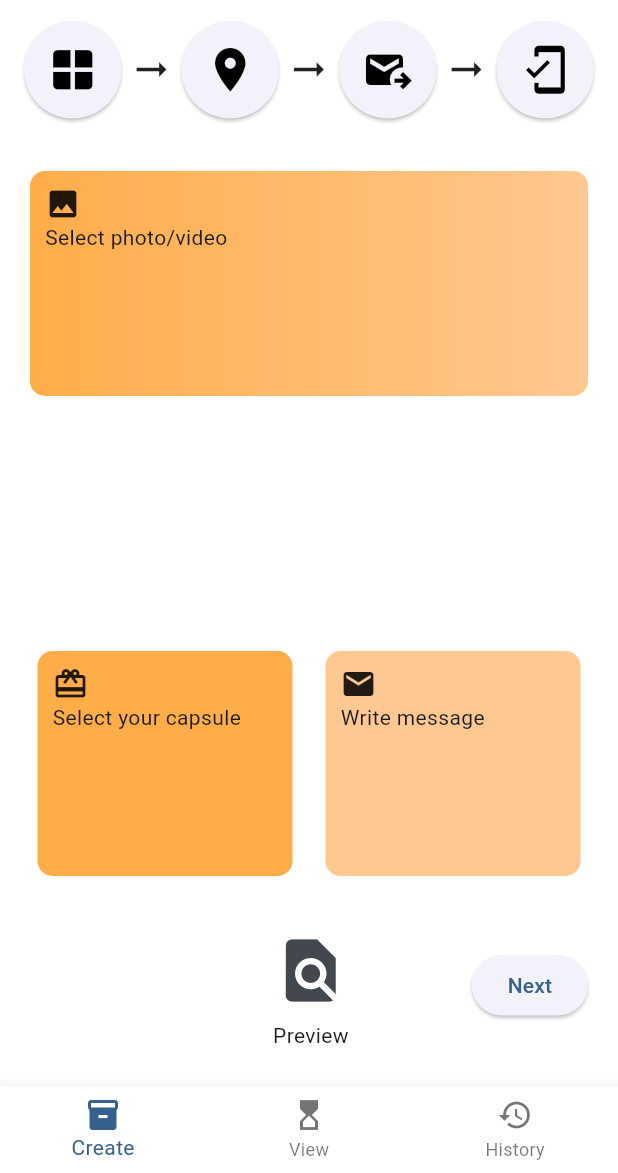
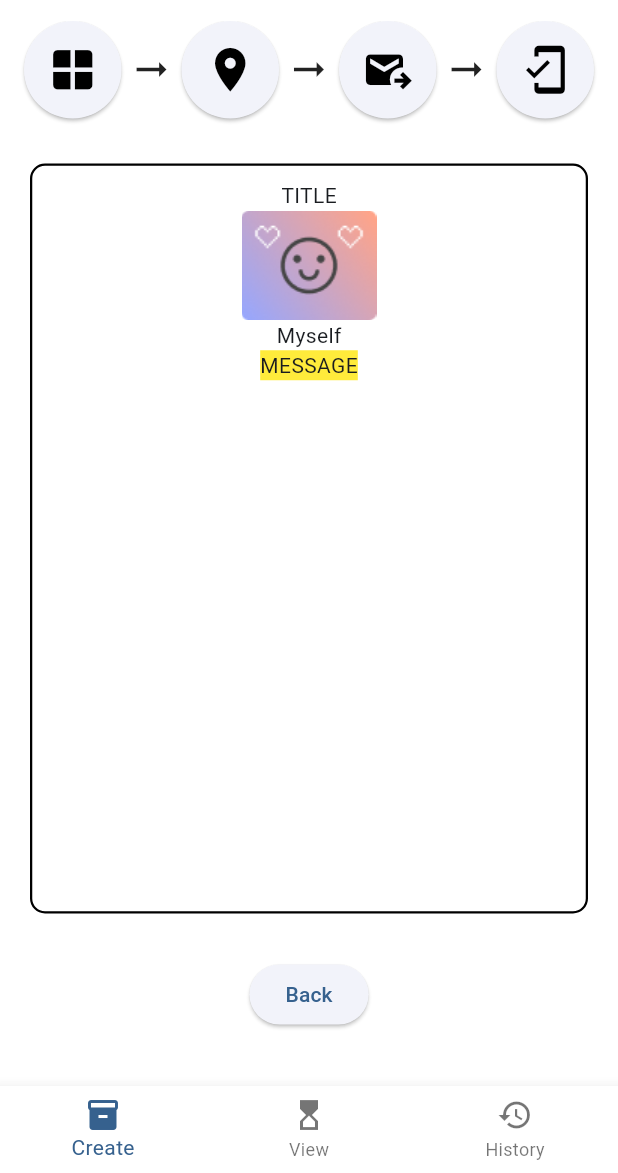
Before and after one commit to YPYT/TimeCapsule, a Flutter app: the screen it shows after launch, after a tap on the "find in page" icon, on a phone screen of 412 x 824 dp, the part 63-1236 px from its top. Run offline on Flutter 3.47's test engine with Material 3 defaults, Android fonts, the phone set to English and light mode, and no system bars; our stand-ins replace image_picker, shared_preferences; missing offline and left inert: map_location_picker, time_machine.

Commit message:
Preview screen layout

```diff
--- a/lib/create/create_screen_1.dart
+++ b/lib/create/create_screen_1.dart
@@ -6,6 +6,7 @@ import 'package:path_provider/path_provider.dart';
 import 'package:shared_preferences/shared_preferences.dart';
 import 'dart:developer';
 import 'create_screen_2.dart';
+import 'preview.dart';
 
 class CreateScreenOne extends StatefulWidget {
   const CreateScreenOne({super.key});
@@ -161,7 +162,9 @@ class _CreateScreenOneState extends State<CreateScreenOne> {
                 Column(
                   children: [
                     IconButton(
-                        onPressed: () {},
+                        onPressed: () {
+                          Navigator.push(context, MaterialPageRoute(builder: (context) => PreviewScreen()));
+                        },
                         icon: const Icon(Icons.find_in_page, size: 50)
                     ),
                     Text("Preview")
--- /dev/null
+++ b/lib/create/preview.dart
@@ -0,0 +1,112 @@
+import 'dart:convert';
+import 'package:flutter/material.dart';
+import 'package:image_picker/image_picker.dart';
+import 'package:map_location_picker/map_location_picker.dart';
+import 'package:path_provider/path_provider.dart';
+import 'package:shared_preferences/shared_preferences.dart';
+import 'dart:developer';
+import 'create_screen_2.dart';
+
+class PreviewScreen extends StatefulWidget {
+  const PreviewScreen({super.key});
+
+  @override
+  State<PreviewScreen> createState() => _PreviewScreenState();
+}
+
+class _PreviewScreenState extends State<PreviewScreen> {
+  @override
+  Widget build(BuildContext context) {
+    return Center(
+        child: Column(
+          children: [
+            Row(
+              spacing: 5,
+              mainAxisSize: MainAxisSize.min,
+              children: [
+                ElevatedButton(
+                  onPressed:  () {},
+                  style: ElevatedButton.styleFrom(
+                    shape: CircleBorder(),
+                    padding: EdgeInsets.all(15),
+                    iconSize: 35,
+                  ),
+                  child: Icon(Icons.window, color: Colors.black),
+                ),
+                Icon(Icons.arrow_right_alt, size: 30),
+                ElevatedButton(
+                  onPressed:  () {},
+                  style: ElevatedButton.styleFrom(
+                    shape: CircleBorder(),
+                    padding: EdgeInsets.all(15),
+                    iconSize: 35,
+                  ),
+                  child: Icon(Icons.location_on, color: Colors.black),
+                ),
+                Icon(Icons.arrow_right_alt, size: 30),
+                ElevatedButton(
+                  onPressed:  () {},
+                  style: ElevatedButton.styleFrom(
+                    shape: CircleBorder(),
+                    padding: EdgeInsets.all(15),
+                    iconSize: 35,
+                  ),
+                  child: Icon(Icons.outgoing_mail, color: Colors.black),
+                ),
+                Icon(Icons.arrow_right_alt, size: 30),
+                ElevatedButton(
+                  onPressed:  () {},
+                  style: ElevatedButton.styleFrom(
+                    shape: CircleBorder(),
+                    padding: EdgeInsets.all(15),
+                    iconSize: 35,
+                  ),
+                  child: Icon(Icons.mobile_friendly, color: Colors.black),
+                ),
+              ],
+            ),
+            Container(
+              height: 500,
+              width: double.infinity,
+              margin: const EdgeInsets.only(left: 20, right: 20, top: 30, bottom: 30),
+              padding: const EdgeInsets.all(10),
+              decoration: BoxDecoration(
+                border: Border.all(color: Colors.black, width: 1.5),
+                borderRadius: BorderRadius.circular(10),
+              ),
+              child: Column(
+                children: [
+                  Text("TITLE"),
+                  Row(
+                    mainAxisSize: MainAxisSize.min,
+                    spacing: 20,
+                    children: [
+                      Image(
+                        image: AssetImage("assets/smiley.png"),
+                      ),
+                    ],
+                  ),
+                  Text("Myself"),
+                  Container(
+                    decoration: BoxDecoration(
+                      color: Colors.yellow,
+                    ),
+                    child: Text("MESSAGE"),
+                  ),
+                  //Row(
+                  //  children: mediaChildren,
+                  //),
+                ],
+              ),
+            ),
+            ElevatedButton(
+              onPressed: () {
+                Navigator.pop(context);
+              },
+              child: Text("Back"),
+            ),
+          ],
+        )
+    );
+  }
+}
```
